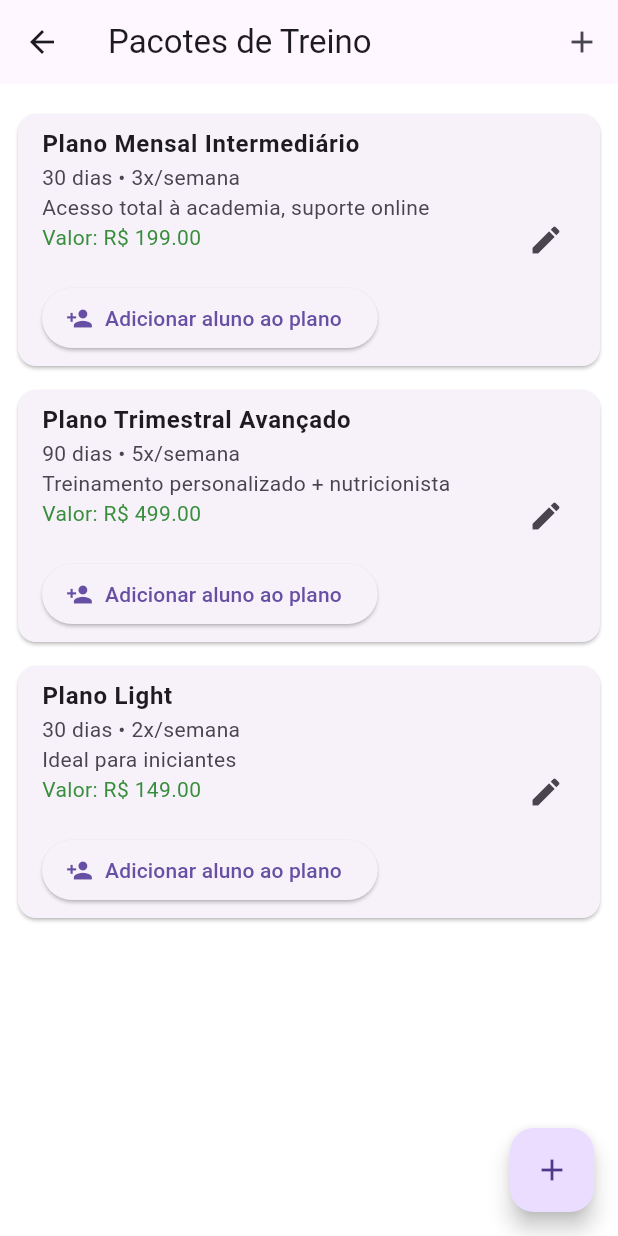
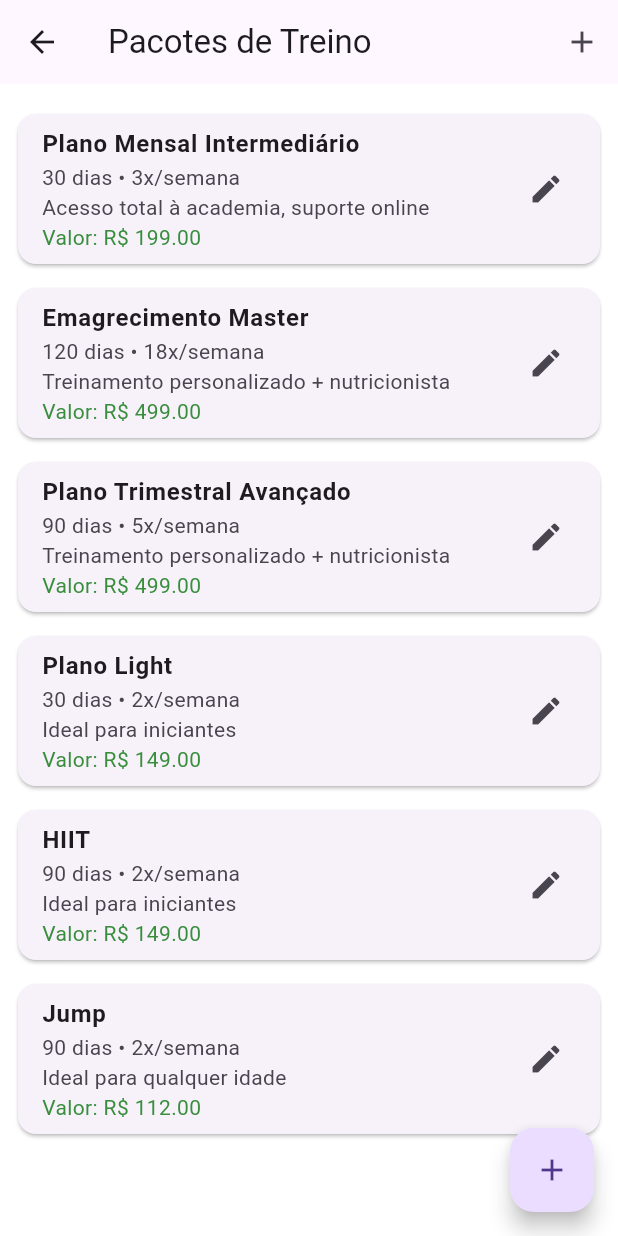
Before and after one commit to juliovitorino/workspace-opensource-mobile, a Flutter app: the DashboardPage screen opened by its route, after a tap on "Pacotes de Treino", on a phone screen of 412 x 824 dp. Run offline on Flutter 3.47's test engine with Material 3 defaults, Android fonts, the phone set to English and light mode, and no system bars; our stand-ins replace flutter_bloc, get_it, injectable.

Commit message:
[030832] Removing last workout information of any student; Moved Training Packages button to upperbody dashboard

```diff
--- a/treinadorpro/lib/features/dashboard/presentation/pages/dashboard_page.dart
+++ b/treinadorpro/lib/features/dashboard/presentation/pages/dashboard_page.dart
@@ -61,6 +61,17 @@ class DashboardPage extends StatelessWidget {
               },
             ),
             StatusDashboardItem(
+              icon: Icons.edit_note,
+              title: 'Pacotes de Treino',
+              trailing: '3 opções',
+              onTap:  () {
+                Navigator.push(
+                  context,
+                  MaterialPageRoute(builder: (_) => TrainingPackagesPage()),
+                );
+              },
+            ),
+            StatusDashboardItem(
               icon: Icons.attach_money,
               title: 'Pagamentos em atraso',
               trailing: '2 alunos',
@@ -71,11 +82,6 @@ class DashboardPage extends StatelessWidget {
                   MaterialPageRoute(builder: (_) => PaymentsOverduePage()),
                 );
               },
-            ),
-            StatusDashboardItem(
-              icon: Icons.access_time,
-              title: 'Último treino de João',
-              trailing: '7 dias atrás',
             ),
             StatusDashboardItem(
               icon: Icons.group,
@@ -114,16 +120,6 @@ class DashboardPage extends StatelessWidget {
                   icon: Icon(Icons.person_add),
                   label: Text('Novo Aluno'),
                 ),
-                ElevatedButton.icon(
-                  onPressed: () {
-                    Navigator.push(
-                      context,
-                      MaterialPageRoute(builder: (_) => TrainingPackagesPage()),
-                    );
-                  },
-                  icon: Icon(Icons.fitness_center),
-                  label: Text('Pacotes de Treino'),
-                ),
               ],
             ),
             FreeAvailableTime(),
--- a/treinadorpro/lib/features/newstudent/presentation/pages/new_student_page.dart
+++ b/treinadorpro/lib/features/newstudent/presentation/pages/new_student_page.dart
@@ -17,7 +17,7 @@ class _NewStudentPageState extends State<NewStudentPage> {
   final TextEditingController _objectiveController = TextEditingController();
 
   String _gender = 'Masculino';
-  String _planType = 'Mensal';
+  String _planType = 'Plano Mensal Intermediário';
 
   @override
   void initState() {
@@ -52,10 +52,17 @@ class _NewStudentPageState extends State<NewStudentPage> {
               ),
 
               SizedBox(height: 16),
-              _buildSectionTitle('Plano Contratado'),
+              _buildSectionTitle('Pacote Contratado'),
               DropdownButtonFormField<String>(
                 value: _planType,
-                items: ['Mensal', 'Trimestral', 'Online', 'Avulso']
+                items: [
+                  'Plano Mensal Intermediário',
+                  'Emagrecimento Master',
+                  'Plano Trimestral Avançado',
+                  'Plano Light',
+                  'HIIT',
+                  'Jump'
+                ]
                     .map((p) => DropdownMenuItem(value: p, child: Text(p)))
                     .toList(),
                 onChanged: (val) => setState(() => _planType = val!),
--- /dev/null
+++ b/treinadorpro/lib/features/trainingpackage/domain/entities/training_package.dart
@@ -0,0 +1,61 @@
+class TrainingPackage {
+  final String description;
+  final int durationDays;
+  final int weeklyFrequency;
+  final double price;
+  final String notes;
+
+  TrainingPackage({
+    required this.description,
+    required this.durationDays,
+    required this.weeklyFrequency,
+    required this.price,
+    required this.notes,
+  });
+
+  static List<TrainingPackage> packages = [
+    TrainingPackage(
+      description: 'Plano Mensal Intermediário',
+      durationDays: 30,
+      weeklyFrequency: 3,
+      price: 199.00,
+      notes: 'Acesso total à academia, suporte online',
+    ),
+    TrainingPackage(
+      description: 'Emagrecimento Master',
+      durationDays: 120,
+      weeklyFrequency: 18,
+      price: 499.00,
+      notes: 'Treinamento personalizado + nutricionista',
+    ),
+    TrainingPackage(
+      description: 'Plano Trimestral Avançado',
+      durationDays: 90,
+      weeklyFrequency: 5,
+      price: 499.00,
+      notes: 'Treinamento personalizado + nutricionista',
+    ),
+    TrainingPackage(
+      description: 'Plano Light',
+      durationDays: 30,
+      weeklyFrequency: 2,
+      price: 149.00,
+      notes: 'Ideal para iniciantes',
+    ),
+    TrainingPackage(
+      description: 'HIIT',
+      durationDays: 90,
+      weeklyFrequency: 2,
+      price: 149.00,
+      notes: 'Ideal para iniciantes',
+    ),
+    TrainingPackage(
+      description: 'Jump',
+      durationDays: 90,
+      weeklyFrequency: 2,
+      price: 112.00,
+      notes: 'Ideal para qualquer idade',
+    ),
+  ];
+
+}
--- a/treinadorpro/lib/features/trainingpackage/presentation/training_packages_page.dart
+++ b/treinadorpro/lib/features/trainingpackage/presentation/training_packages_page.dart
@@ -1,29 +1,8 @@
 import 'package:flutter/material.dart';
 
+import '../domain/entities/training_package.dart';
+
 class TrainingPackagesPage extends StatelessWidget {
-  final List<TrainingPackage> packages = [
-    TrainingPackage(
-      name: 'Plano Mensal Intermediário',
-      durationDays: 30,
-      weeklyFrequency: 3,
-      price: 199.00,
-      description: 'Acesso total à academia, suporte online',
-    ),
-    TrainingPackage(
-      name: 'Plano Trimestral Avançado',
-      durationDays: 90,
-      weeklyFrequency: 5,
-      price: 499.00,
-      description: 'Treinamento personalizado + nutricionista',
-    ),
-    TrainingPackage(
-      name: 'Plano Light',
-      durationDays: 30,
-      weeklyFrequency: 2,
-      price: 149.00,
-      description: 'Ideal para iniciantes',
-    ),
-  ];
 
   @override
   Widget build(BuildContext context) {
@@ -41,25 +20,19 @@ class TrainingPackagesPage extends StatelessWidget {
       ),
       body: ListView.builder(
         padding: const EdgeInsets.all(12),
-        itemCount: packages.length,
+        itemCount: TrainingPackage.packages.length,
         itemBuilder: (context, index) {
-          final pkg = packages[index];
+          final pkg = TrainingPackage.packages[index];
           return Card(
             margin: const EdgeInsets.symmetric(vertical: 8),
             child: ListTile(
-              title: Text(pkg.name, style: TextStyle(fontWeight: FontWeight.bold)),
+              title: Text(pkg.description, style: TextStyle(fontWeight: FontWeight.bold)),
               subtitle: Column(
                 crossAxisAlignment: CrossAxisAlignment.start,
                 children: [
                   Text('${pkg.durationDays} dias • ${pkg.weeklyFrequency}x/semana'),
-                  Text(pkg.description),
+                  Text(pkg.notes),
                   Text('Valor: R\$ ${pkg.price.toStringAsFixed(2)}', style: TextStyle(color: Colors.green[700])),
-                  SizedBox(height: 20),
-                  ElevatedButton.icon(
-                    onPressed: () {},
-                    icon: Icon(Icons.person_add),
-                    label: Text('Adicionar aluno ao plano'),
-                  ),
                 ],
               ),
               trailing: Icon(Icons.edit),
@@ -80,19 +53,3 @@ class TrainingPackagesPage extends StatelessWidget {
     );
   }
 }
-
-class TrainingPackage {
-  final String name;
-  final int durationDays;
-  final int weeklyFrequency;
-  final double price;
-  final String description;
-
-  TrainingPackage({
-    required this.name,
-    required this.durationDays,
-    required this.weeklyFrequency,
-    required this.price,
-    required this.description,
-  });
-}
```
